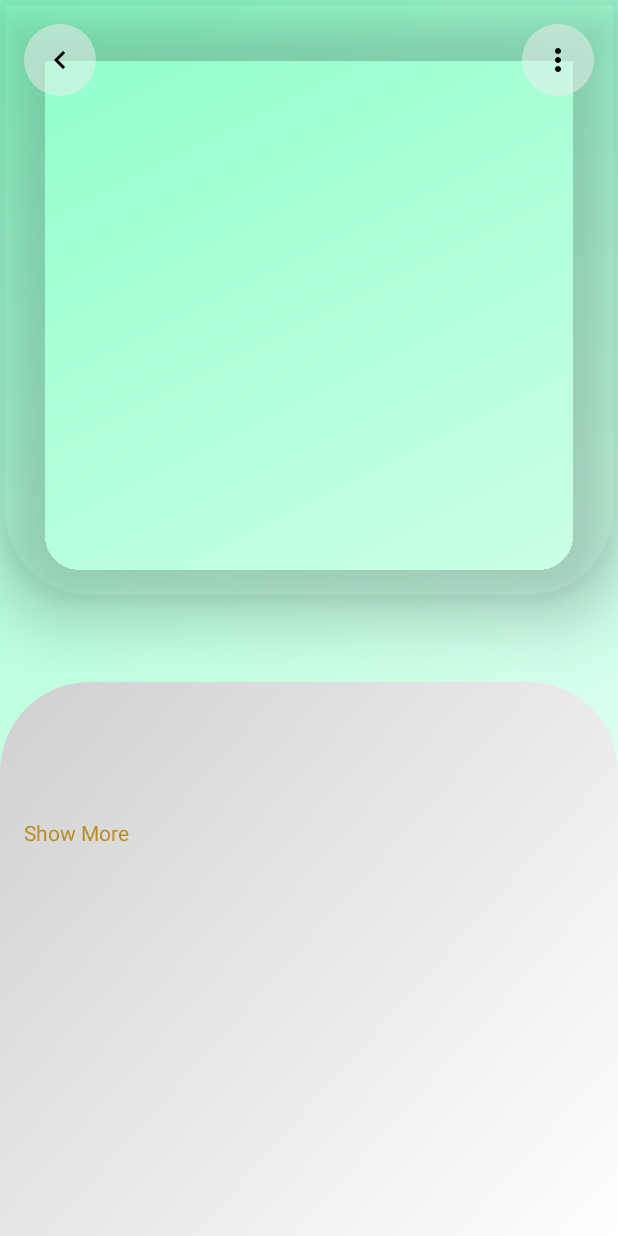
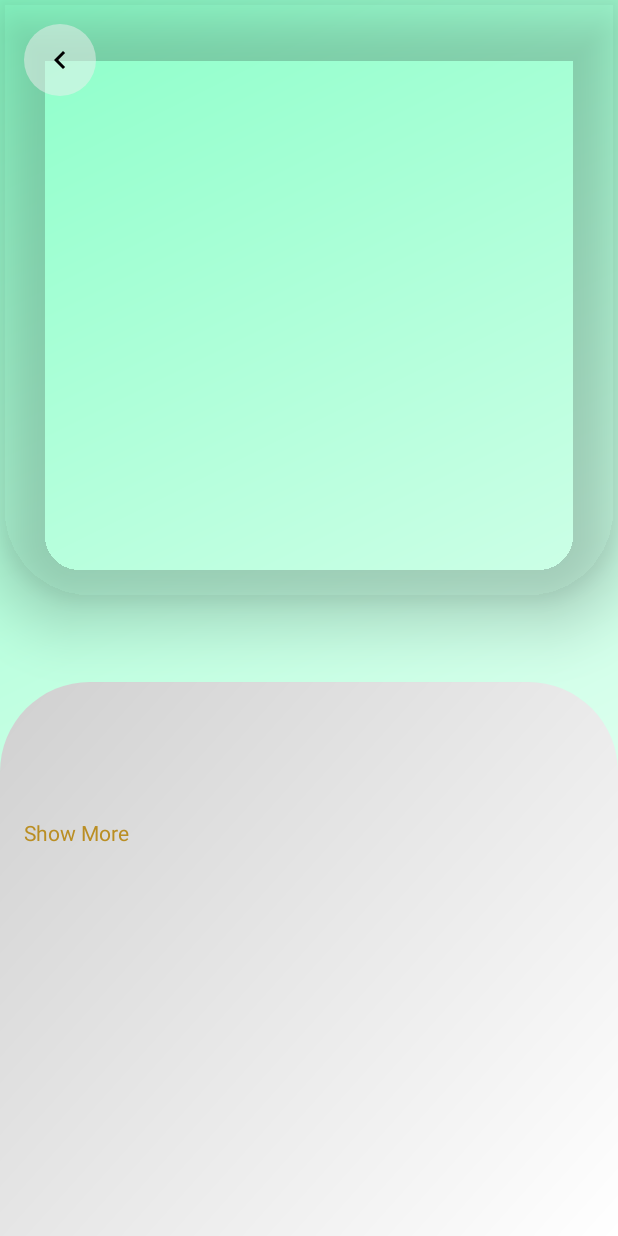
Before and after one commit to IdanKohavi/WatchMe, an Android app: the MovieDetailFragment screen opened through its navigation route, on a phone screen of 412 x 824 dp. Run offline under Robolectric (Android 15) with nearby library versions, the phone set to English and light mode, and no system bars; our stand-ins replace Dagger/Hilt's generated code; libraries missing offline, so code that uses them is left out: com.getkeepsafe.taptargetview; network calls fail; pictures from the network do not load.

Commit message:
overall improvments and excluding unessecary code in UI

```diff
--- a/app/src/main/java/com/example/watchme/ui/home_screen/HomeScreenFragment.kt
+++ b/app/src/main/java/com/example/watchme/ui/home_screen/HomeScreenFragment.kt
@@ -30,8 +30,6 @@ import com.example.watchme.utils.Error
 import com.example.watchme.utils.Loading
 import com.example.watchme.utils.Success
 import com.example.watchme.utils.autoCleared
-
-private const val FAB_HIGHLIGHT_KEY = "fab_highlight_shown"
 
 @AndroidEntryPoint
 class HomeScreenFragment : Fragment(), MovieItemAdapter.ItemListener{
@@ -82,24 +80,20 @@ class HomeScreenFragment : Fragment(), MovieItemAdapter.ItemListener{
                     if (!movies.isNullOrEmpty()) {
                         binding.recycler.visibility = View.VISIBLE
                         binding.emptyStateText.visibility = View.GONE
-                        binding.showMoreButton?.visibility = View.VISIBLE
                         movieAdapter.submitList(movies)
                     } else {
                         binding.recycler.visibility = View.GONE
                         binding.emptyStateText.visibility = View.VISIBLE
-                        binding.showMoreButton?.visibility = View.GONE
                     }
                 }
                 is Error -> {
                     binding.recycler.visibility = View.GONE
                     binding.emptyStateText.visibility = View.VISIBLE
                     binding.emptyStateText.text = it.status.message
-                    binding.showMoreButton?.visibility = View.GONE
                 }
                 is Loading -> {
                     binding.recycler.visibility = View.GONE
                     binding.emptyStateText.visibility = View.GONE
-                    binding.showMoreButton?.visibility = View.GONE
                 }
             }
         }
@@ -116,9 +110,6 @@ class HomeScreenFragment : Fragment(), MovieItemAdapter.ItemListener{
             DrawerFragment().show(parentFragmentManager, "DrawerFragment")
         }
 
-//        binding.fab.setOnClickListener {
-//            AddMovieBottomSheet().show(parentFragmentManager, "AddMovieFragment")
-//        }
 
         binding.searchButton.setOnClickListener {
             toggleSearchBar()
@@ -183,39 +174,4 @@ class HomeScreenFragment : Fragment(), MovieItemAdapter.ItemListener{
         val imm = context?.getSystemService(Context.INPUT_METHOD_SERVICE) as? InputMethodManager
         imm?.hideSoftInputFromWindow(view.windowToken, 0)
     }
-
-//    private fun showFabHighlight() {
-//        val sharedPrefs = requireActivity().getSharedPreferences("app_prefs", Context.MODE_PRIVATE)
-//        val isFabHighlightShown = sharedPrefs.getBoolean(FAB_HIGHLIGHT_KEY, false)
-//
-//        if (!isFabHighlightShown) {
-//            TapTargetView.showFor(
-//                requireActivity(),
-//                TapTarget.forView(
-//                    binding.fab,
-//                    getString(R.string.begin_by_adding_a_new_movie),
-//                    getString(R.string.tap_here_to_create_your_first_movie_entry)
-//                )
-//                    .cancelable(true)
-//                    .drawShadow(true)
-//                    .titleTextDimen(R.dimen.tap_target_title_text_size)
-//                    .descriptionTextColor(android.R.color.white)
-//                    .outerCircleColor(R.color.colorPrimary)
-//                    .targetCircleColor(android.R.color.white)
-//                    .tintTarget(true)
-//                    .transparentTarget(true),
-//                object : TapTargetView.Listener() {
-//                    override fun onTargetClick(view: TapTargetView) {
-//                        super.onTargetClick(view)
-//                        binding.fab.performClick()
-//                    }
-//
-//                    override fun onTargetDismissed(view: TapTargetView?, userInitiated: Boolean) {
-//                        super.onTargetDismissed(view, userInitiated)
-//                        sharedPrefs.edit { putBoolean(FAB_HIGHLIGHT_KEY, true) }
-//                    }
-//                }
-//            )
-//        }
-//    }
 }
--- a/app/src/main/res/layout/favourites_screen_fragment.xml
+++ b/app/src/main/res/layout/favourites_screen_fragment.xml
@@ -21,7 +21,6 @@
         app:layout_constraintStart_toStartOf="parent" />
 
 
-    <!-- Scrollable Content -->
     <androidx.core.widget.NestedScrollView
         android:layout_width="match_parent"
         android:layout_height="0dp"
--- a/app/src/main/res/layout/movie_detail_fragment.xml
+++ b/app/src/main/res/layout/movie_detail_fragment.xml
@@ -28,18 +28,6 @@
             app:tint="@color/black"
             app:layout_constraintTop_toTopOf="parent"
             app:layout_constraintStart_toStartOf="parent" />
-
-        <ImageButton
-            android:id="@+id/moreOptionsButton"
-            android:layout_width="48dp"
-            android:layout_height="48dp"
-            android:layout_margin="16dp"
-            android:contentDescription="@string/more_options_button"
-            android:background="@drawable/circular_menu_button"
-            android:src="@drawable/more_vert_24px"
-            app:tint="@color/black"
-            app:layout_constraintTop_toTopOf="parent"
-            app:layout_constraintEnd_toEndOf="parent" />
 
     </androidx.constraintlayout.widget.ConstraintLayout>
 
```
Also changed, not shown: app/src/main/java/com/example/watchme/ui/detail_screen/MovieDetailFragment.kt (+0 -37 lines), app/src/main/res/layout/home_screen_fragment.xml (+0 -41 lines).
